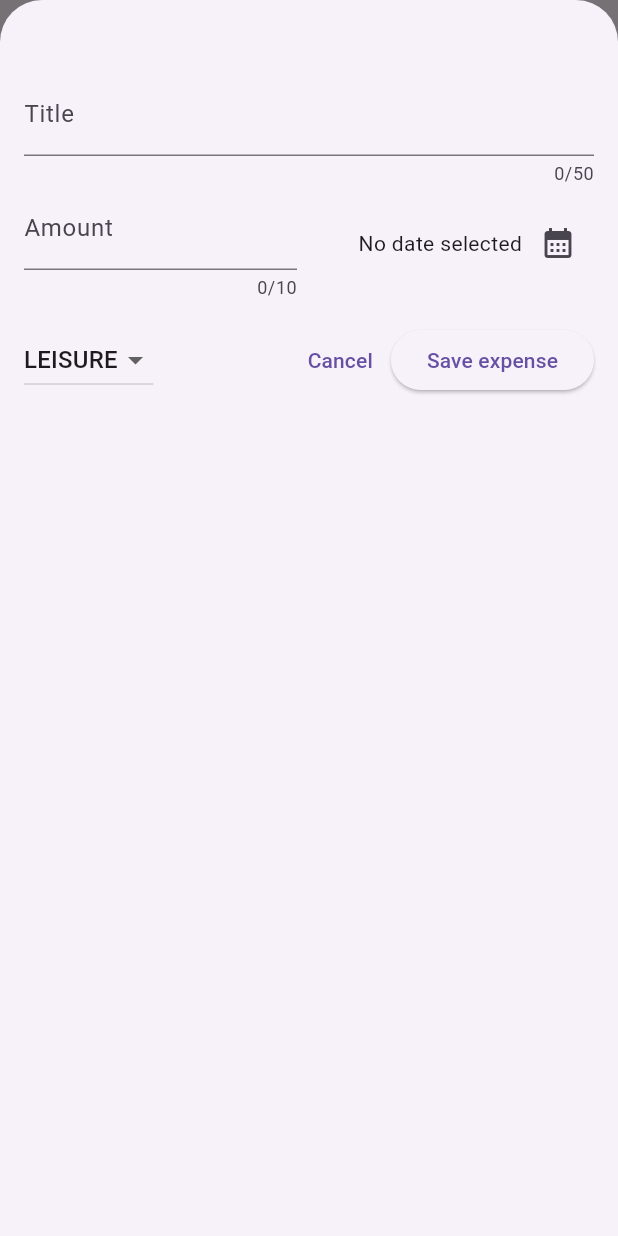
After one commit to Panzacchi/mycoso, a Flutter app: the screen it shows after launch, after a tap on the "add" icon, on a phone screen of 412 x 824 dp. The commit adds this screen. Run offline on Flutter 3.47's test engine with Material 3 defaults, Android fonts, the phone set to English and light mode, and no system bars.

Commit message:
more content in context of the content already aded

```diff
--- a/lib/widgets/expenses.dart
+++ b/lib/widgets/expenses.dart
@@ -1,6 +1,7 @@
 import 'package:flutter/material.dart';
 import 'package:mycoso/widgets/expenses_list/expenses_list.dart';
 import 'package:mycoso/models/expense.dart';
+import 'package:mycoso/widgets/new_expense.dart';
 
 class Expenses extends StatefulWidget {
   const Expenses({super.key});
@@ -27,9 +28,30 @@ class _ExpensesState extends State<Expenses> {
     )
   ];
 
+  void _openAddExpenseOverlay(){
+      showModalBottomSheet(isScrollControlled: true,
+      context: context,
+      builder: (ctx)=> NewExpense(onAddExpense: _addExpense));
+  }
+
+  void _addExpense(Expense expense) {
+    setState(() {
+    _registeredExpenses.add(expense);
+    });
+  }
+
+
   @override
   Widget build(BuildContext context) {
     return Scaffold(
+      appBar: AppBar(
+        title: const Text("Expenses tracker 2000"),
+        actions: [
+          IconButton(onPressed: _openAddExpenseOverlay,
+          icon: const Icon(Icons.add)
+          ),
+        ],
+      ),
       body: Column(
         children: [
           const Text("the charter"),
--- a/lib/widgets/expenses_list/expenses_list.dart
+++ b/lib/widgets/expenses_list/expenses_list.dart
@@ -10,7 +10,7 @@ class ExpensesList extends StatelessWidget{
 
     @override
   Widget build(BuildContext context) {
-    // TODO: implement build
+
     return ListView.builder(
         itemCount: expenses.length,
         itemBuilder: (ctx, index)=> ExpensesItem(expenses[index]));
--- /dev/null
+++ b/lib/widgets/new_expense.dart
@@ -0,0 +1,167 @@
+import 'package:flutter/material.dart';
+import 'package:mycoso/models/expense.dart';
+
+class NewExpense extends StatefulWidget {
+  const NewExpense({super.key, required this.onAddExpense});
+
+  final void Function(Expense expense) onAddExpense;
+
+  @override
+  State<NewExpense> createState() {
+    return _NewExpenseState();
+  }
+}
+
+class _NewExpenseState extends State<NewExpense> {
+  final _titleController = TextEditingController();
+  final _amountControler = TextEditingController();
+  DateTime? _selectedDate;
+  Category _selectedCategory = Category.leisure;
+
+  void _presentDatePicker() async {
+    final now = DateTime.now();
+    final firstDate = DateTime(now.year - 1, now.month, now.day);
+
+    final pickedDate = await showDatePicker(
+      context: context,
+      initialDate: now,
+      firstDate: firstDate,
+      lastDate: now,
+    );
+    setState(() {
+      _selectedDate = pickedDate;
+    });
+  }
+
+  void _submitExpenseData() {
+    final enteredAmount = double.tryParse(_amountControler.text);
+    final amountIsInvalid = enteredAmount == null || enteredAmount <= 0;
+
+    if (_titleController.text.trim().isEmpty ||
+        amountIsInvalid ||
+        _selectedDate == null) {
+      showDialog(
+        context: context,
+        builder: (ctx) => AlertDialog(
+          title: const Text('Invalid input'),
+          content: const Text(
+              'Please make sure a valid title, amount, date and category was entered'),
+          actions: [
+            TextButton(
+              onPressed: () {
+                Navigator.pop(ctx);
+              },
+              child: const Text('Okay'),
+            ),
+          ],
+        ),
+      );
+      return;
+    }
+    widget.onAddExpense(Expense(
+        title: _titleController.text,
+        amount: enteredAmount,
+        date: _selectedDate!,
+        category: _selectedCategory),);
+        Navigator.pop(context);
+  }
+
+  @override
+  void dispose() {
+    _titleController.dispose();
+    _amountControler.dispose();
+    super.dispose();
+  }
+
+  @override
+  Widget build(BuildContext context) {
+    return Padding(
+      padding: const EdgeInsets.fromLTRB(16,48,16,16),
+      child: Column(
+        children: [
+          TextField(
+            controller: _titleController,
+            maxLength: 50,
+            decoration: const InputDecoration(
+              label: Text("Title"),
+            ),
+          ),
+          Row(
+            children: [
+              Expanded(
+                child: TextField(
+                  controller: _amountControler,
+                  keyboardType: TextInputType.number,
+                  maxLength: 10,
+                  decoration: const InputDecoration(
+                    prefixText: '\$',
+                    label: Text("Amount"),
+                  ),
+                ),
+              ),
+              const SizedBox(width: 16),
+              Expanded(
+                child: Row(
+                  mainAxisAlignment: MainAxisAlignment.end,
+                  crossAxisAlignment: CrossAxisAlignment.center,
+                  children: [
+                    Text(_selectedDate == null
+                        ? 'No date selected'
+                        : formatter.format(_selectedDate!)),
+                    IconButton(
+                      onPressed: _presentDatePicker,
+                      icon: const Icon(
+                        Icons.calendar_month,
+                      ),
+                    ),
+                  ],
+                ),
+              ),
+            ],
+          ),
+          const SizedBox(
+            height: 16,
+          ),
+          Row(
+            children: [
+              DropdownButton(
+                value: _selectedCategory,
+                items: Category.values
+                    .map(
+                      (category) => DropdownMenuItem(
+                        value: category,
+                        child: Text(
+                          category.name.toUpperCase(),
+                        ),
+                      ),
+                    )
+                    .toList(),
+                onChanged: (value) {
+                  setState(
+                    () {
+                      if (value == null) {
+                        return;
+                      }
+                      _selectedCategory = value;
+                    },
+                  );
+                },
+              ),
+              const Spacer(),
+              TextButton(
+                onPressed: () {
+                  Navigator.pop(context);
+                },
+                child: const Text("Cancel"),
+              ),
+              ElevatedButton(
+                onPressed: _submitExpenseData,
+                child: const Text("Save expense"),
+              ),
+            ],
+          ),
+        ],
+      ),
+    );
+  }
+}
```
